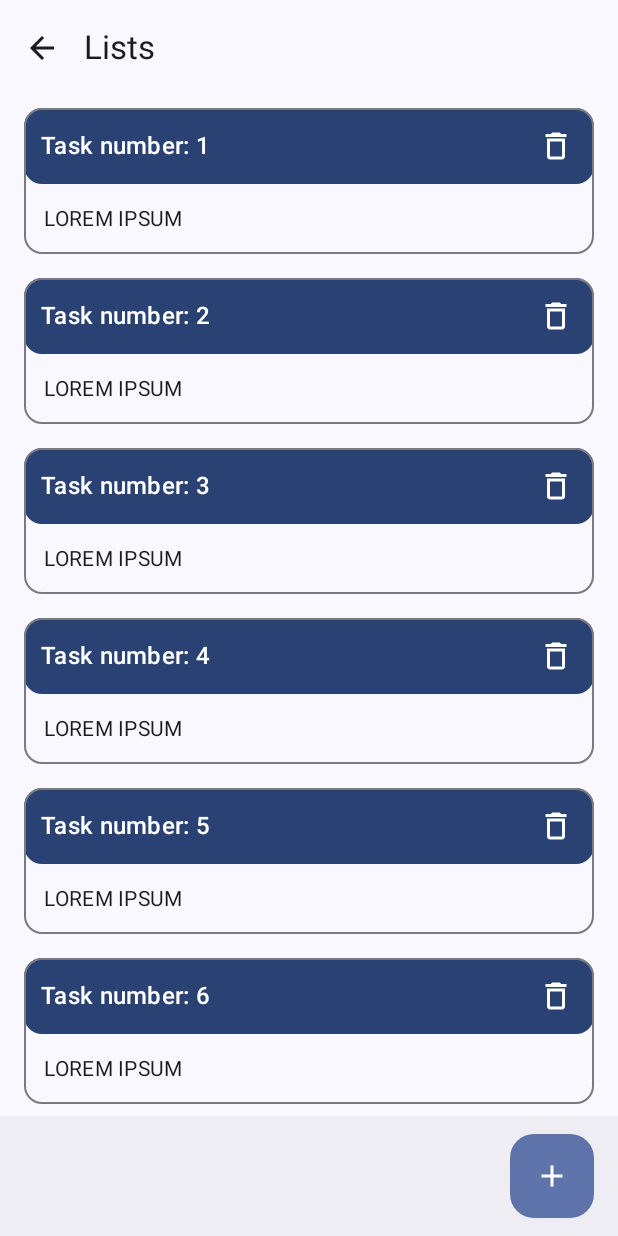
After one commit to smazik02/ToDoSync, an Android app built with Jetpack Compose: the TasksActivity screen opened directly, with no data from a screen before it, on a phone screen of 412 x 824 dp. The commit adds this screen. Run offline under Robolectric (Android 15) with nearby library versions, the phone set to English and light mode, and no system bars.

Commit message:
merge: :twisted_rightwards_arrows: Task Activity
* style: :lipstick: Tasks Activity

* style: :lipstick: theme adjustments

```diff
--- a/mobile/app/src/main/AndroidManifest.xml
+++ b/mobile/app/src/main/AndroidManifest.xml
@@ -16,6 +16,11 @@
             android:label="@string/title_activity_task_views"
             android:theme="@style/Theme.ToDoSync" />
         <activity
+            android:name=".activities.TasksActivity"
+            android:exported="false"
+            android:label="@string/title_activity_tasks"
+            android:theme="@style/Theme.ToDoSync" />
+        <activity
             android:name=".activities.MainActivity"
             android:exported="true"
             android:label="@string/app_name"
--- /dev/null
+++ b/mobile/app/src/main/java/com/example/todosync/activities/TasksActivity.kt
@@ -0,0 +1,237 @@
+package com.example.todosync.activities
+
+import android.os.Bundle
+import androidx.activity.ComponentActivity
+import androidx.activity.compose.setContent
+import androidx.activity.enableEdgeToEdge
+import androidx.compose.foundation.BorderStroke
+import androidx.compose.foundation.background
+import androidx.compose.foundation.layout.Arrangement
+import androidx.compose.foundation.layout.Box
+import androidx.compose.foundation.layout.Column
+import androidx.compose.foundation.layout.Row
+import androidx.compose.foundation.layout.Spacer
+import androidx.compose.foundation.layout.fillMaxSize
+import androidx.compose.foundation.layout.fillMaxWidth
+import androidx.compose.foundation.layout.height
+import androidx.compose.foundation.layout.padding
+import androidx.compose.foundation.layout.size
+import androidx.compose.foundation.lazy.LazyColumn
+import androidx.compose.foundation.shape.RoundedCornerShape
+import androidx.compose.material.icons.Icons
+import androidx.compose.material.icons.automirrored.filled.ArrowBack
+import androidx.compose.material.icons.filled.Add
+import androidx.compose.material.icons.outlined.Delete
+import androidx.compose.material3.BottomAppBar
+import androidx.compose.material3.Button
+import androidx.compose.material3.CardDefaults
+import androidx.compose.material3.ExperimentalMaterial3Api
+import androidx.compose.material3.FloatingActionButton
+import androidx.compose.material3.FloatingActionButtonDefaults
+import androidx.compose.material3.Icon
+import androidx.compose.material3.IconButton
+import androidx.compose.material3.MaterialTheme
+import androidx.compose.material3.ModalBottomSheet
+import androidx.compose.material3.OutlinedCard
+import androidx.compose.material3.OutlinedTextField
+import androidx.compose.material3.Scaffold
+import androidx.compose.material3.Text
+import androidx.compose.material3.TopAppBar
+import androidx.compose.material3.TopAppBarDefaults
+import androidx.compose.material3.rememberModalBottomSheetState
+import androidx.compose.material3.rememberTopAppBarState
+import androidx.compose.runtime.Composable
+import androidx.compose.runtime.getValue
+import androidx.compose.runtime.mutableStateOf
+import androidx.compose.runtime.saveable.rememberSaveable
+import androidx.compose.runtime.setValue
+import androidx.compose.ui.Alignment
+import androidx.compose.ui.Modifier
+import androidx.compose.ui.draw.clip
+import androidx.compose.ui.input.nestedscroll.nestedScroll
+import androidx.compose.ui.tooling.preview.Preview
+import androidx.compose.ui.unit.dp
+import com.example.todosync.activities.ui.theme.ToDoSyncTheme
+
+class TasksActivity : ComponentActivity() {
+    override fun onCreate(savedInstanceState: Bundle?) {
+        super.onCreate(savedInstanceState)
+        enableEdgeToEdge()
+        setContent {
+            ToDoSyncTheme {
+                Container()
+            }
+        }
+    }
+}
+
+@Composable
+fun TaskCard(title: String, description: String) {
+    OutlinedCard(
+        modifier = Modifier
+            .padding(horizontal = 16.dp, vertical = 8.dp)
+            .fillMaxWidth(),
+        shape = RoundedCornerShape(12.dp),
+        colors = CardDefaults.cardColors(
+            containerColor = MaterialTheme.colorScheme.surface,
+        ),
+        border = BorderStroke(1.dp, MaterialTheme.colorScheme.outlineVariant),
+    ) {
+        Column {
+            Box(
+                modifier = Modifier
+                    .fillMaxWidth()
+                    .clip(RoundedCornerShape(12.dp))
+                    .background(MaterialTheme.colorScheme.primary)
+                    .padding(1.dp),
+            ) {
+                Row(
+                    modifier = Modifier.fillMaxWidth(),
+                    horizontalArrangement = Arrangement.SpaceBetween,
+                    verticalAlignment = Alignment.CenterVertically,
+                ) {
+                    Text(
+                        text = title,
+                        modifier = Modifier.padding(10.dp, 0.dp),
+                        color = MaterialTheme.colorScheme.onPrimary,
+                        style = MaterialTheme.typography.titleMedium,
+                    )
+                    IconButton(onClick = {}) {
+                        Icon(
+                            imageVector = Icons.Outlined.Delete,
+                            tint = MaterialTheme.colorScheme.onPrimary,
+                            contentDescription = "Delete task",
+                        )
+                    }
+                }
+            }
+            Text(
+                text = description,
+                modifier = Modifier.padding(13.dp),
+                color = MaterialTheme.colorScheme.onSurface,
+                style = MaterialTheme.typography.bodyMedium,
+            )
+        }
+    }
+}
+
+@OptIn(ExperimentalMaterial3Api::class)
+@Composable
+fun Container() {
+    val scrollBehavior = TopAppBarDefaults.pinnedScrollBehavior(rememberTopAppBarState())
+
+    val sheetState = rememberModalBottomSheetState()
+    var isSheetOpen by rememberSaveable { mutableStateOf(false) }
+
+    Scaffold(
+        modifier = Modifier
+            .fillMaxSize()
+            .nestedScroll(scrollBehavior.nestedScrollConnection),
+        topBar = {
+            TopAppBar(
+                title = {
+                    Text(
+                        text = "Lists",
+                        style = MaterialTheme.typography.titleLarge,
+                        color = MaterialTheme.colorScheme.onSurface
+                    )
+                },
+                navigationIcon = {
+                    IconButton(onClick = {}) {
+                        Icon(
+                            imageVector = Icons.AutoMirrored.Filled.ArrowBack,
+                            contentDescription = "Back to lists",
+                            modifier = Modifier.size(24.dp),
+                            tint = MaterialTheme.colorScheme.onSurface
+                        )
+                    }
+                },
+                colors = TopAppBarDefaults.topAppBarColors(
+                    containerColor = MaterialTheme.colorScheme.surface,
+                    titleContentColor = MaterialTheme.colorScheme.primary,
+                    scrolledContainerColor = MaterialTheme.colorScheme.surfaceContainer
+                ),
+                scrollBehavior = scrollBehavior,
+            )
+        },
+        bottomBar = {
+            BottomAppBar(
+                actions = {},
+                containerColor = MaterialTheme.colorScheme.surfaceContainer,
+                floatingActionButton = {
+                    FloatingActionButton(
+                        onClick = {
+                            isSheetOpen = true
+                        },
+                        containerColor = MaterialTheme.colorScheme.primaryContainer,
+                        elevation = FloatingActionButtonDefaults.bottomAppBarFabElevation()
+                    ) {
+                        Icon(
+                            Icons.Filled.Add,
+                            contentDescription = "Localized description",
+                            tint = MaterialTheme.colorScheme.onPrimaryContainer
+                        )
+                    }
+                },
+            )
+        }
+    ) { innerPadding ->
+        LazyColumn(modifier = Modifier.padding(innerPadding)) {
+            items(100) { item ->
+                TaskCard("Task number: ${item + 1}", "LOREM IPSUM")
+            }
+        }
+
+        if (isSheetOpen) {
+            ModalBottomSheet(
+                onDismissRequest = { isSheetOpen = false },
+                sheetState = sheetState,
+                containerColor = MaterialTheme.colorScheme.surfaceContainerLow,
+            ) {
+                Column(
+                    horizontalAlignment = Alignment.CenterHorizontally,
+                    verticalArrangement = Arrangement.Center,
+                    modifier = Modifier.fillMaxWidth()
+                ) {
+                    OutlinedTextField(
+                        onValueChange = {},
+                        value = "",
+                        label = {
+                            Text(
+                                text = "Name",
+                                color = MaterialTheme.colorScheme.onSurfaceVariant,
+                                style = MaterialTheme.typography.bodyLarge
+                            )
+                        },
+                        singleLine = true
+                    )
+                    OutlinedTextField(
+                        onValueChange = {},
+                        value = "",
+                        label = {
+                            Text(
+                                text = "Description",
+                                color = MaterialTheme.colorScheme.onSurfaceVariant,
+                                style = MaterialTheme.typography.bodyLarge
+                            )
+                        },
+                    )
+                    Spacer(Modifier.height(8.dp))
+                    Button(
+                        onClick = {},
+                    ) {
+                        Text("Create new")
+                    }
+                }
+            }
+        }
+    }
+}
+
+@Preview(showBackground = true)
+@Composable
+fun ContainerPreview() {
+    ToDoSyncTheme {
+        Container()
+    }
+}
--- a/mobile/app/src/main/res/values/strings.xml
+++ b/mobile/app/src/main/res/values/strings.xml
@@ -1,4 +1,5 @@
 <resources>
     <string name="app_name">ToDoSync</string>
     <string name="title_activity_task_views">TaskViewsActivity</string>
+    <string name="title_activity_tasks">TasksActivity</string>
 </resources>
```
Also changed, not shown: mobile/app/src/main/java/com/example/todosync/activities/MainActivity.kt (+9 -0 lines).
